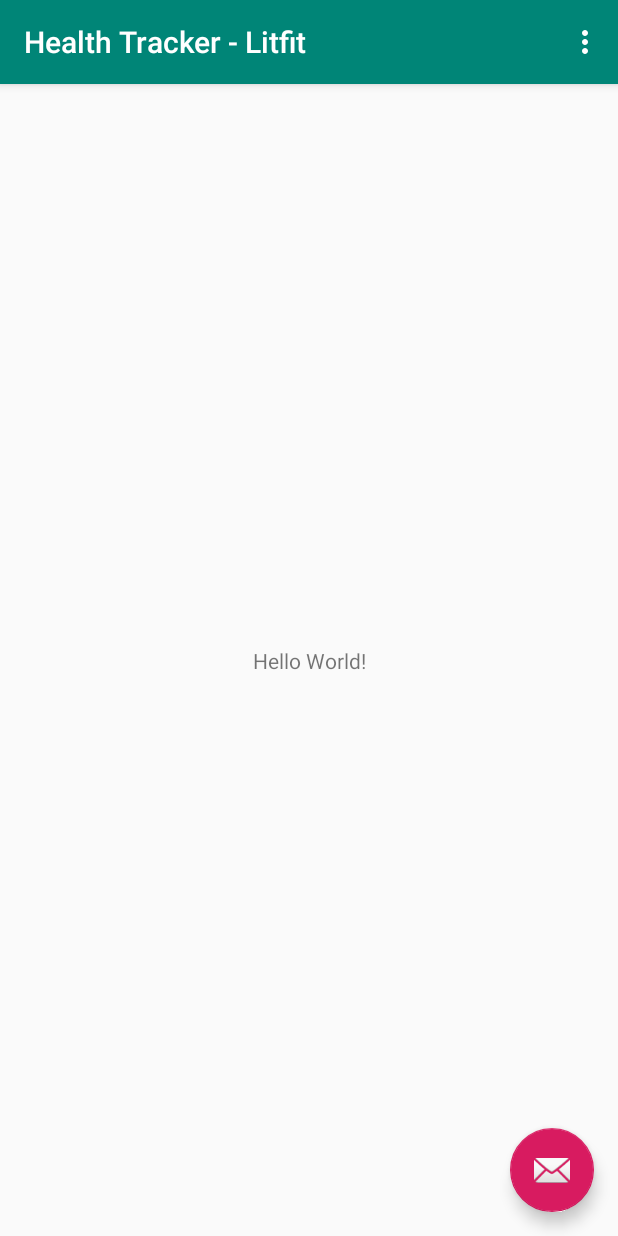
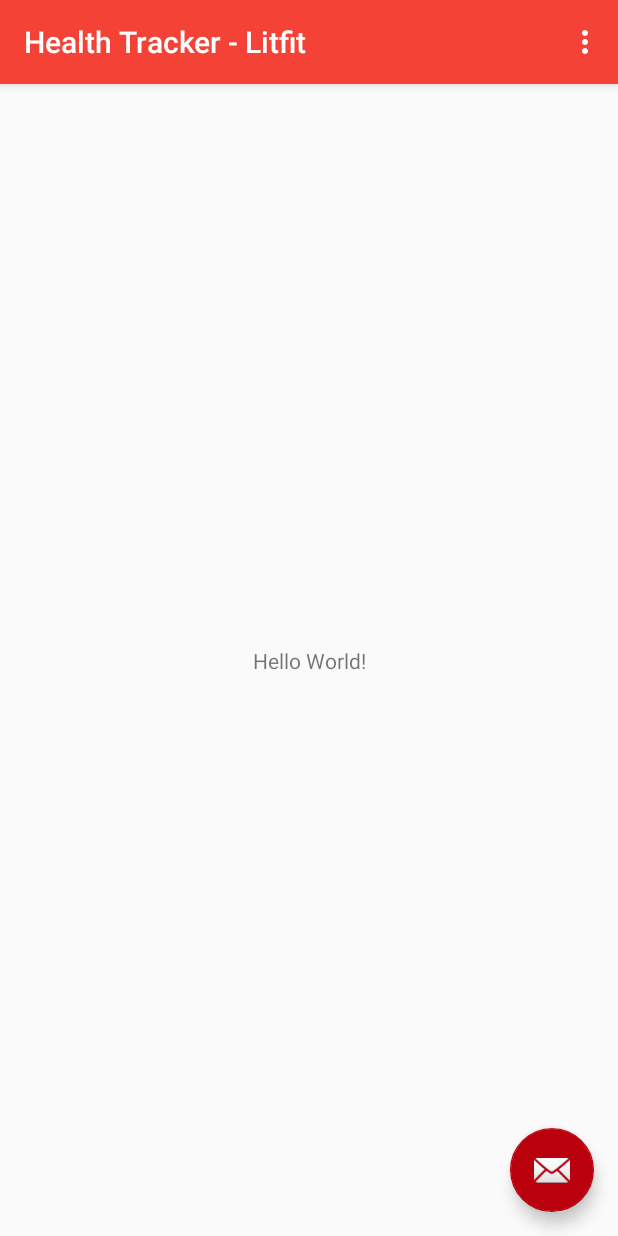
Before and after one commit to robyhartonodev/HealthTrackerLitfit, an Android app: the screen it shows after launch (MainActivity), on a phone screen of 412 x 824 dp. Run offline under Robolectric (Android 15) with nearby library versions, the phone set to English and light mode, and no system bars; libraries missing offline, so code that uses them is left out: com.stephentuso.welcome; 2 statements that could not run were skipped.

```diff
--- a/app/src/main/AndroidManifest.xml
+++ b/app/src/main/AndroidManifest.xml
@@ -15,10 +15,14 @@
             android:theme="@style/AppTheme.NoActionBar">
             <intent-filter>
                 <action android:name="android.intent.action.MAIN" />
+                <action android:name="android.intent.action.VIEW" />
 
                 <category android:name="android.intent.category.LAUNCHER" />
             </intent-filter>
         </activity>
+        <activity
+            android:name=".OnBoardingActivity"
+            android:theme="@style/WelcomeScreenTheme"></activity>
     </application>
 
 </manifest>
--- /dev/null
+++ b/app/src/main/res/drawable/ic_healing.xml
@@ -0,0 +1,5 @@
+<vector android:height="256dp" android:tint="#FFFFFF"
+    android:viewportHeight="24.0" android:viewportWidth="24.0"
+    android:width="256dp" xmlns:android="http://schemas.android.com/apk/res/android">
+    <path android:fillColor="#FF000000" android:pathData="M17.73,12.02l3.98,-3.98c0.39,-0.39 0.39,-1.02 0,-1.41l-4.34,-4.34c-0.39,-0.39 -1.02,-0.39 -1.41,0l-3.98,3.98L8,2.29C7.8,2.1 7.55,2 7.29,2c-0.25,0 -0.51,0.1 -0.7,0.29L2.25,6.63c-0.39,0.39 -0.39,1.02 0,1.41l3.98,3.98L2.25,16c-0.39,0.39 -0.39,1.02 0,1.41l4.34,4.34c0.39,0.39 1.02,0.39 1.41,0l3.98,-3.98 3.98,3.98c0.2,0.2 0.45,0.29 0.71,0.29 0.26,0 0.51,-0.1 0.71,-0.29l4.34,-4.34c0.39,-0.39 0.39,-1.02 0,-1.41l-3.99,-3.98zM12,9c0.55,0 1,0.45 1,1s-0.45,1 -1,1 -1,-0.45 -1,-1 0.45,-1 1,-1zM7.29,10.96L3.66,7.34l3.63,-3.63 3.62,3.62 -3.62,3.63zM10,13c-0.55,0 -1,-0.45 -1,-1s0.45,-1 1,-1 1,0.45 1,1 -0.45,1 -1,1zM12,15c-0.55,0 -1,-0.45 -1,-1s0.45,-1 1,-1 1,0.45 1,1 -0.45,1 -1,1zM14,11c0.55,0 1,0.45 1,1s-0.45,1 -1,1 -1,-0.45 -1,-1 0.45,-1 1,-1zM16.66,20.34l-3.63,-3.62 3.63,-3.63 3.62,3.62 -3.62,3.63z"/>
+</vector>
--- a/app/src/main/res/menu/menu_main.xml
+++ b/app/src/main/res/menu/menu_main.xml
@@ -7,4 +7,10 @@
         android:orderInCategory="100"
         android:title="@string/action_settings"
         app:showAsAction="never" />
+
+    <item
+        android:id="@+id/action_welcome"
+        android:orderInCategory="10"
+        android:title="@string/action_welcome"
+        app:showAsAction="never" />
 </menu>
--- a/app/src/main/res/values/colors.xml
+++ b/app/src/main/res/values/colors.xml
@@ -3,4 +3,12 @@
     <color name="colorPrimary">#008577</color>
     <color name="colorPrimaryDark">#00574B</color>
     <color name="colorAccent">#D81B60</color>
+
+    <!--Material Color-->
+    <color name="primaryColor">#f44336</color>
+    <color name="primaryLightColor">#ff7961</color>
+    <color name="primaryDarkColor">#ba000d</color>
+    <color name="primaryTextColor">#000000</color>
+
+
 </resources>
--- a/app/src/main/res/values/strings.xml
+++ b/app/src/main/res/values/strings.xml
@@ -1,4 +1,5 @@
 <resources>
     <string name="app_name">Health Tracker - Litfit</string>
     <string name="action_settings">Settings</string>
+    <string name="action_welcome">Welcome</string>
 </resources>
--- a/app/src/main/res/values/styles.xml
+++ b/app/src/main/res/values/styles.xml
@@ -3,9 +3,9 @@
     <!-- Base application theme. -->
     <style name="AppTheme" parent="Theme.AppCompat.Light.DarkActionBar">
         <!-- Customize your theme here. -->
-        <item name="colorPrimary">@color/colorPrimary</item>
-        <item name="colorPrimaryDark">@color/colorPrimaryDark</item>
-        <item name="colorAccent">@color/colorAccent</item>
+        <item name="colorPrimary">@color/primaryColor</item>
+        <item name="colorPrimaryDark">@color/primaryLightColor</item>
+        <item name="colorAccent">@color/primaryDarkColor</item>
     </style>
 
     <style name="AppTheme.NoActionBar">
```
Also changed, not shown: app/src/main/java/com/example/android/healthtracker_litfit/MainActivity.java (+16 -0 lines), app/src/main/java/com/example/android/healthtracker_litfit/OnBoardingActivity.java (+34 -1 lines).
